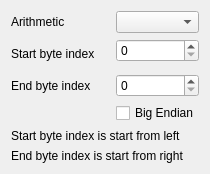
x-tools-author/x-tools, file src/x/flow/nodeeditor/nodes/dataprocess/crccheckerui.ui: the form before one commit.
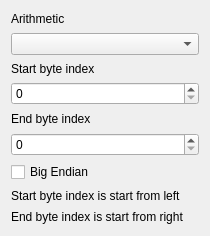
The form after the commit.

```diff
--- a/src/x/flow/nodeeditor/nodes/dataprocess/crccheckerui.ui
+++ b/src/x/flow/nodeeditor/nodes/dataprocess/crccheckerui.ui
@@ -7,33 +7,13 @@
     <x>0</x>
     <y>0</y>
     <width>210</width>
-    <height>166</height>
+    <height>236</height>
    </rect>
   </property>
   <property name="windowTitle">
    <string notr="true">Form</string>
   </property>
   <layout class="QGridLayout" name="gridLayout">
-   <item row="3" column="0" colspan="2">
-    <widget class="QLabel" name="label_2">
-     <property name="text">
-      <string>End byte index</string>
-     </property>
-    </widget>
-   </item>
-   <item row="1" column="2">
-    <widget class="QSpinBox" name="spinBoxStartIndex"/>
-   </item>
-   <item row="3" column="2">
-    <widget class="QSpinBox" name="spinBoxEndIndex"/>
-   </item>
-   <item row="1" column="0" rowspan="2" colspan="2">
-    <widget class="QLabel" name="label">
-     <property name="text">
-      <string>Start byte index</string>
-     </property>
-    </widget>
-   </item>
    <item row="0" column="0">
     <widget class="QLabel" name="label_3">
      <property name="text">
@@ -41,24 +21,44 @@
      </property>
     </widget>
    </item>
-   <item row="0" column="2">
+   <item row="1" column="0">
     <widget class="QComboBox" name="comboBoxArithmetic"/>
    </item>
-   <item row="4" column="2">
+   <item row="2" column="0">
+    <widget class="QLabel" name="label">
+     <property name="text">
+      <string>Start byte index</string>
+     </property>
+    </widget>
+   </item>
+   <item row="3" column="0">
+    <widget class="QSpinBox" name="spinBoxStartIndex"/>
+   </item>
+   <item row="4" column="0">
+    <widget class="QLabel" name="label_2">
+     <property name="text">
+      <string>End byte index</string>
+     </property>
+    </widget>
+   </item>
+   <item row="5" column="0">
+    <widget class="QSpinBox" name="spinBoxEndIndex"/>
+   </item>
+   <item row="6" column="0">
     <widget class="QCheckBox" name="checkBoxBigEndian">
      <property name="text">
       <string>Big Endian</string>
      </property>
     </widget>
    </item>
-   <item row="8" column="0" colspan="3">
+   <item row="7" column="0">
     <widget class="QLabel" name="label_4">
      <property name="text">
       <string>Start byte index is start from left</string>
      </property>
     </widget>
    </item>
-   <item row="9" column="0" colspan="3">
+   <item row="8" column="0">
     <widget class="QLabel" name="label_5">
      <property name="text">
       <string>End byte index is start from right</string>
```
